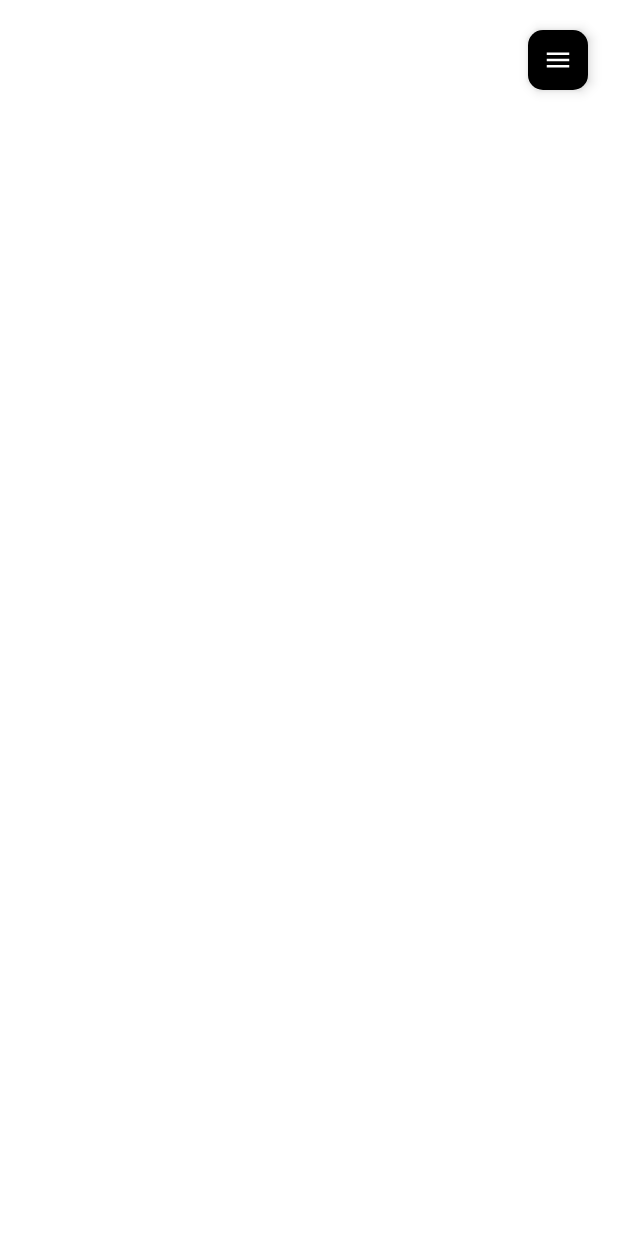
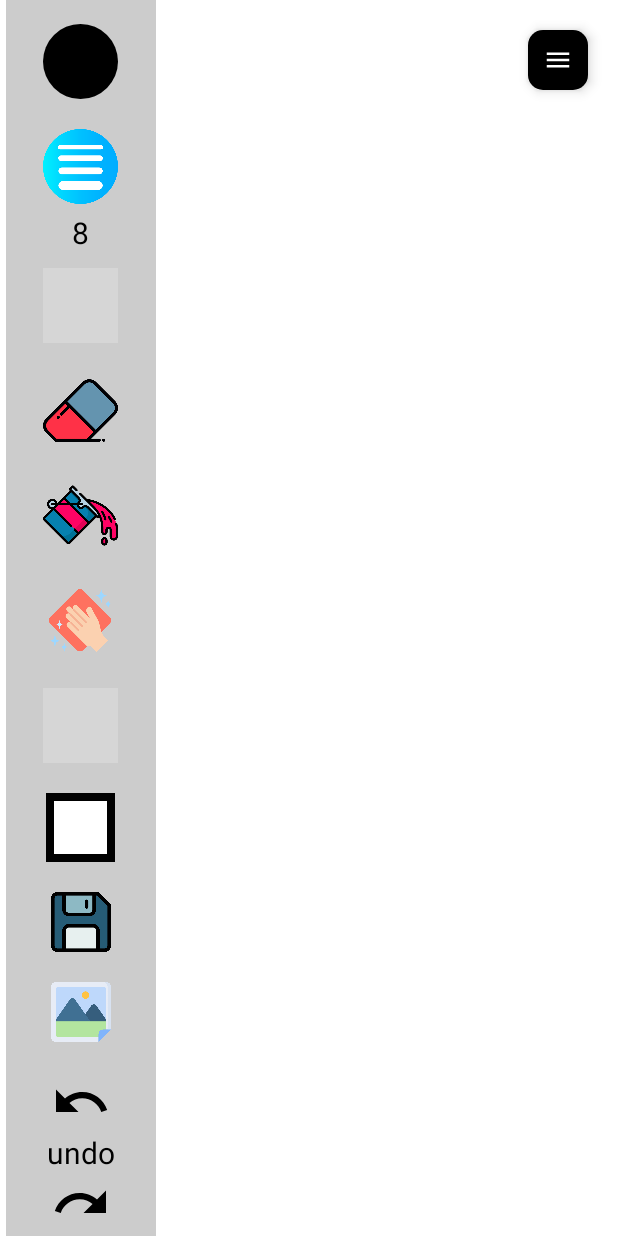
Before and after one commit to Lakshyapachkhede/EasyPaint, an Android app: the screen it shows after launch (MainActivity), on a phone screen of 412 x 824 dp. Run offline under Robolectric (Android 15) with nearby library versions, the phone set to English and light mode, and no system bars; libraries missing offline, so code that uses them is left out: com.skydoves.colorpickerview; Roboto replaces fonts that are not available here; grey boxes are pictures that could not be loaded.

Commit message:
Removed width seek bar from menu and created a bottom sheet dialog to set width

```diff
--- a/app/src/main/java/com/pachkhede/easypaint/DrawingView.kt
+++ b/app/src/main/java/com/pachkhede/easypaint/DrawingView.kt
@@ -365,6 +365,7 @@ class DrawingView(context: Context, attrs: AttributeSet) : View(context, attrs)
             }
 
             Tools.FILL -> {
+                if (touchX < bitmap!!.width && touchY < bitmap!!.width) {
                     floodFill(
                         touchX.toInt(),
                         touchY.toInt(),
@@ -372,8 +373,12 @@ class DrawingView(context: Context, attrs: AttributeSet) : View(context, attrs)
                         paint.color
                     )
                     pushBitmap()
+                }
+
 
             }
+
+
 
 
             else -> {}
--- a/app/src/main/java/com/pachkhede/easypaint/MainActivity.kt
+++ b/app/src/main/java/com/pachkhede/easypaint/MainActivity.kt
@@ -15,10 +15,12 @@ import android.os.Build
 import android.os.Bundle
 import android.os.Environment
 import android.provider.MediaStore
+import android.view.LayoutInflater
 import android.view.MotionEvent
 import android.view.View
 import android.view.animation.Animation
 import android.view.animation.AnimationUtils
+import android.widget.ImageButton
 import android.widget.ImageView
 import android.widget.LinearLayout
 import android.widget.ScrollView
@@ -33,6 +35,7 @@ import androidx.appcompat.app.AppCompatActivity
 import androidx.constraintlayout.widget.ConstraintLayout
 import androidx.core.view.ViewCompat
 import androidx.core.view.WindowInsetsCompat
+import com.google.android.material.bottomsheet.BottomSheetDialog
 import com.skydoves.colorpickerview.ColorEnvelope
 import com.skydoves.colorpickerview.ColorPickerDialog
 import com.skydoves.colorpickerview.listeners.ColorEnvelopeListener
@@ -43,7 +46,7 @@ class MainActivity : AppCompatActivity() {
 
     private lateinit var drawingView: DrawingView
     private lateinit var sideMenu: ScrollView
-    private lateinit var thicknessSeekBar: SeekBar
+//    private lateinit var thicknessSeekBar: SeekBar
     private lateinit var colorIndicator: View
     private lateinit var backColorIndicator: View
     private lateinit var mainView: ConstraintLayout
@@ -88,16 +91,20 @@ class MainActivity : AppCompatActivity() {
 
         drawingView = findViewById(R.id.drawingView)
         sideMenu = findViewById(R.id.sideMenu)
-        thicknessSeekBar = findViewById(R.id.thicknessSeekBar)
+//        thicknessSeekBar = findViewById(R.id.thicknessSeekBar)
         colorIndicator = findViewById(R.id.colorIndicator)
         backColorIndicator = findViewById(R.id.backColorIndicator)
         mainView = findViewById<ConstraintLayout>(R.id.main)
         imgView = ImageView(this)
 
-        thicknessSeekBarSetup()
+//        thicknessSeekBarSetup()
 
         findViewById<LinearLayout>(R.id.menuBtn).setOnClickListener {
             toggleMenu()
+        }
+        findViewById<ImageView>(R.id.width).setOnClickListener {
+            showWidthDialog()
+
         }
 
         findViewById<ImageView>(R.id.pen).setOnClickListener {
@@ -184,10 +191,20 @@ class MainActivity : AppCompatActivity() {
         }
     }
 
-    private fun thicknessSeekBarSetup() {
-        thicknessSeekBar.setOnSeekBarChangeListener(object : SeekBar.OnSeekBarChangeListener {
+
+
+    private fun showWidthDialog(){
+        val dialog = BottomSheetDialog(this)
+        val view = LayoutInflater.from(this).inflate(R.layout.stroke_width_bottom_sheet, null)
+
+        val seekBar = view.findViewById<SeekBar>(R.id.widthSeekBar)
+        val progressTv = view.findViewById<TextView>(R.id.seekBarIndicator)
+
+
+        seekBar.setOnSeekBarChangeListener(object : SeekBar.OnSeekBarChangeListener {
             override fun onProgressChanged(p0: SeekBar?, p1: Int, p2: Boolean) {
                 findViewById<TextView>(R.id.seekBarIndicator).text = p1.toString()
+                progressTv.text = p1.toString()
             }
 
             override fun onStartTrackingTouch(p0: SeekBar?) {
@@ -195,10 +212,22 @@ class MainActivity : AppCompatActivity() {
             }
 
             override fun onStopTrackingTouch(p0: SeekBar?) {
-                drawingView.changeBrushSize(thicknessSeekBar.progress.toFloat())
+                drawingView.changeBrushSize(seekBar.progress.toFloat())
             }
 
         })
+
+        view.findViewById<ImageView>(R.id.addWidth).setOnClickListener{
+            seekBar.progress += 1
+        }
+
+        view.findViewById<ImageView>(R.id.substractWidth).setOnClickListener{
+            seekBar.progress -= 1
+        }
+
+        dialog.setContentView(view)
+        dialog.show()
+
     }
 
     private fun openColorPicker(isBackground: Boolean) {
--- /dev/null
+++ b/app/src/main/res/drawable/baseline_add_24.xml
@@ -0,0 +1,5 @@
+<vector xmlns:android="http://schemas.android.com/apk/res/android" android:height="24dp" android:tint="#000000" android:viewportHeight="24" android:viewportWidth="24" android:width="24dp">
+
+    <path android:fillColor="@android:color/white" android:pathData="M19,13h-6v6h-2v-6H5v-2h6V5h2v6h6v2z"/>
+
+</vector>
--- /dev/null
+++ b/app/src/main/res/drawable/baseline_substract_24.xml
@@ -0,0 +1,5 @@
+<vector xmlns:android="http://schemas.android.com/apk/res/android" android:height="24dp" android:tint="#000000" android:viewportHeight="24" android:viewportWidth="24" android:width="24dp">
+
+    <path android:fillColor="@android:color/white" android:fillType="evenOdd" android:pathData="M4,11h16v2h-16z"/>
+
+</vector>
--- a/app/src/main/res/drawable/bottom_sheet_background.xml
+++ b/app/src/main/res/drawable/bottom_sheet_background.xml
@@ -2,4 +2,5 @@
 <shape xmlns:android="http://schemas.android.com/apk/res/android">
     <solid android:color="@color/white"/>
     <corners android:radius="20dp"/>
+
 </shape>
--- a/app/src/main/res/layout/activity_main.xml
+++ b/app/src/main/res/layout/activity_main.xml
@@ -17,7 +17,7 @@
         android:id="@+id/sideMenu"
         android:layout_width="wrap_content"
         android:layout_height="wrap_content"
-        android:visibility="gone"
+        android:visibility="visible"
         app:layout_constraintBottom_toBottomOf="parent"
         app:layout_constraintStart_toStartOf="parent"
         app:layout_constraintTop_toTopOf="parent"
@@ -36,19 +36,29 @@
                 android:layout_width="50dp"
                 android:layout_height="50dp"
                 android:layout_gravity="center"
-                android:background="@drawable/color_indicator" />
+                android:background="@drawable/color_indicator"
+                android:layout_marginBottom="20dp"
+                />
 
-            <SeekBar
-                android:id="@+id/thicknessSeekBar"
-                android:layout_width="200dp"
-                android:layout_height="wrap_content"
+<!--            <SeekBar-->
+<!--                android:id="@+id/thicknessSeekBar"-->
+<!--                android:layout_width="200dp"-->
+<!--                android:layout_height="wrap_content"-->
+<!--                android:layout_gravity="center"-->
+<!--                android:layout_marginTop="100dp"-->
+<!--                android:layout_marginBottom="85dp"-->
+<!--                android:max="100"-->
+<!--                android:min="0"-->
+<!--                android:progress="8"-->
+<!--                android:rotation="270" />-->
+
+            <ImageView
+                android:id="@+id/width"
+                android:layout_width="50dp"
+                android:layout_height="50dp"
                 android:layout_gravity="center"
-                android:layout_marginTop="100dp"
-                android:layout_marginBottom="85dp"
-                android:max="100"
-                android:min="0"
-                android:progress="8"
-                android:rotation="270" />
+                android:layout_marginBottom="5dp"
+                android:src="@drawable/width" />
 
             <TextView
                 android:id="@+id/seekBarIndicator"
--- a/app/src/main/res/values/themes.xml
+++ b/app/src/main/res/values/themes.xml
@@ -1,6 +1,6 @@
 <resources xmlns:tools="http://schemas.android.com/tools">
     <!-- Base application theme. -->
-    <style name="Base.Theme.EasyPaint" parent="Theme.Material3.DayNight.NoActionBar">
+    <style name="Base.Theme.EasyPaint" parent="Theme.Material3.Light.NoActionBar">
         <!-- Customize your light theme here. -->
         <!-- <item name="colorPrimary">@color/my_light_primary</item> -->
         <item name="android:fontFamily">@font/roboto</item>
```
Also changed, not shown: app/src/main/res/layout/stroke_width_bottom_sheet.xml (added, +74 -0 lines), app/src/main/res/drawable/width.png (added). Lines whose indentation alone changed are shown as unchanged.
